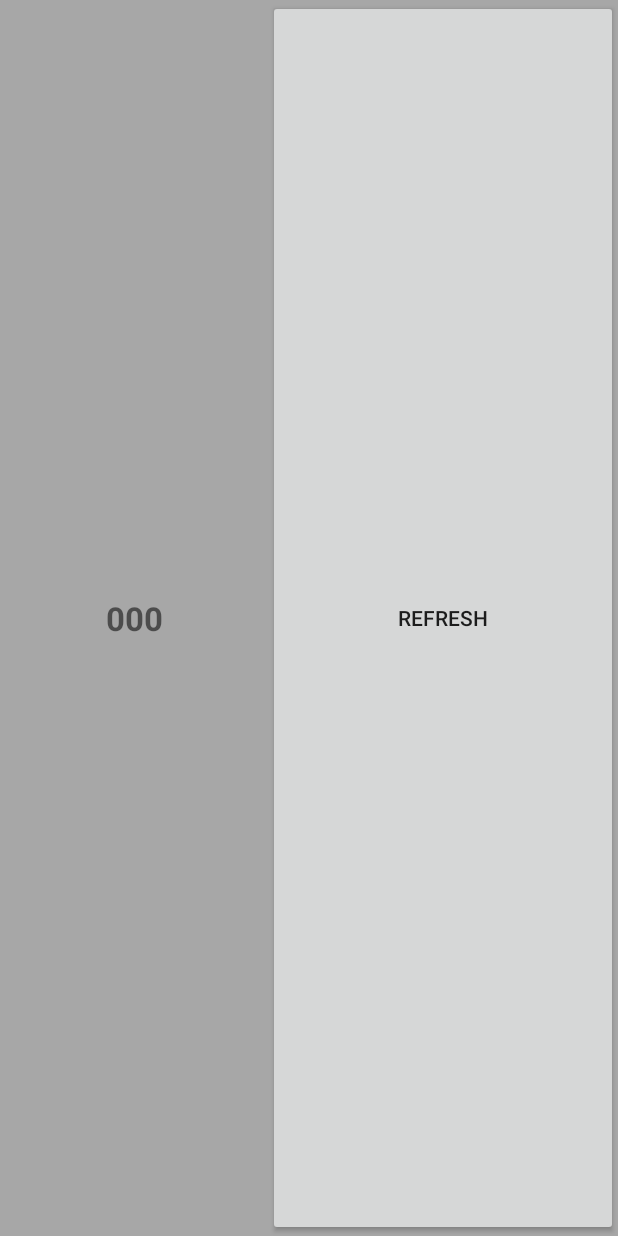
After one commit to SebastianKumor/HandIn4MobI1, an Android app: the layout weather_widget.xml on its own in the app's theme, with its tools: preview values and no code run, on a phone screen of 412 x 824 dp. The commit adds this screen. Run offline under Robolectric (Android 15) with nearby library versions, the phone set to English and light mode, and no system bars.

Commit message:
add base widget

```diff
--- /dev/null
+++ b/app/src/main/res/layout/weather_widget.xml
@@ -0,0 +1,31 @@
+<LinearLayout xmlns:android="http://schemas.android.com/apk/res/android"
+    android:orientation="horizontal"
+    android:layout_width="match_parent"
+    android:layout_height="match_parent"
+    android:background="#55000000">
+
+ <!--   <ImageView
+        android:id="@+id/imageView"
+        android:layout_width="0dp"
+        android:layout_height="match_parent"
+        android:layout_weight="1"
+        android:src="@drawable/aa"/>    -->
+
+    <TextView
+        android:id="@+id/textView"
+        android:layout_width="0dp"
+        android:layout_height="match_parent"
+        android:layout_weight="1"
+        android:gravity="center"
+        android:text="000"
+        android:textSize="@dimen/abc_text_size_large_material"
+        android:textStyle="bold"/>
+
+    <Button
+        android:id="@+id/actionButton"
+        android:layout_width="0dp"
+        android:layout_height="match_parent"
+        android:layout_weight="1.3"
+        android:text="Refresh"/>
+
+</LinearLayout>
--- a/app/src/main/res/values/dimens.xml
+++ b/app/src/main/res/values/dimens.xml
@@ -6,4 +6,10 @@
     <!-- Per the design guidelines, navigation drawers should be between 240dp and 320dp:
          https://developer.android.com/design/patterns/navigation-drawer.html -->
     <dimen name="navigation_drawer_width">240dp</dimen>
+
+    <!--
+Refer to App Widget Documentation for margin information
+http://developer.android.com/guide/topics/appwidgets/index.html#CreatingLayout
+    -->
+    <dimen name="widget_margin">8dp</dimen>
 </resources>
--- a/app/src/main/res/values/strings.xml
+++ b/app/src/main/res/values/strings.xml
@@ -13,4 +13,6 @@
     <string name="navigation_drawer_close">Close navigation drawer</string>
 
     <string name="action_example">Example action</string>
+    <string name="appwidget_text">EXAMPLE</string>
+    <string name="add_widget">Add widget</string>
 </resources>
```
Also changed, not shown: app/src/main/AndroidManifest.xml (+10 -1 lines), app/src/main/java/com/corporation/tvm/handin4camera/weather_widget.java (added, +49 -0 lines), app/src/main/res/values-v14/dimens.xml (added, +10 -0 lines), app/src/main/res/xml/weather_widget_info.xml (added, +10 -0 lines), app/src/main/res/drawable-nodpi/example_appwidget_preview.png (added), 1 other file.
